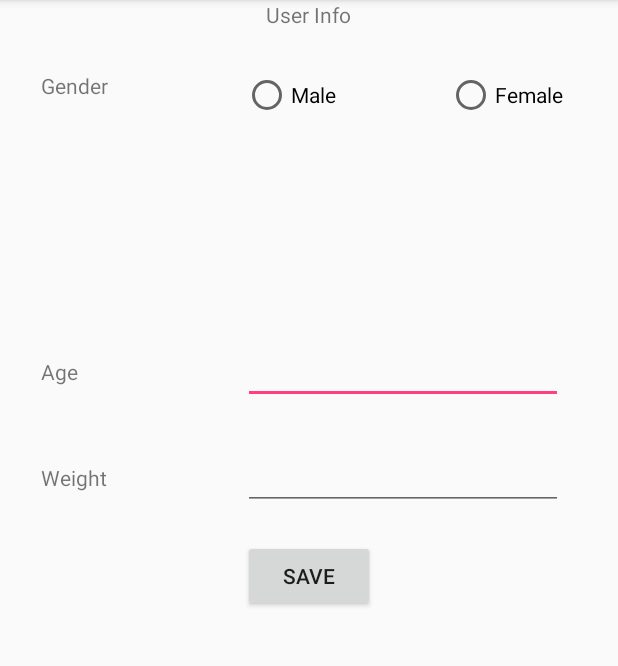
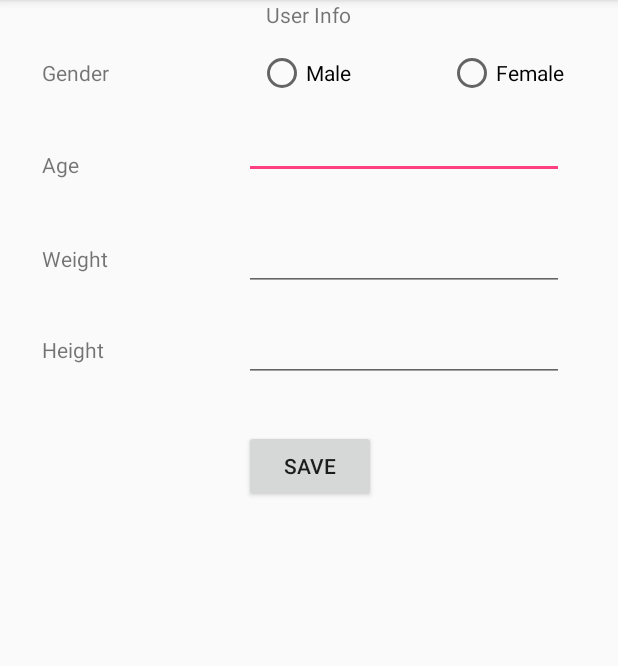
Before and after one commit to koffiyao/LetsGetFit-, an Android app: the UserInfoActivity screen opened directly, with no data from a screen before it, on a phone screen of 412 x 824 dp, the part 84-750 px from its top. Run offline under Robolectric (Android 15) with nearby library versions, the phone set to English and light mode, and no system bars.

Commit message:
Added height to User Info Page.

```diff
--- a/app/src/main/res/layout/activity_userinfo.xml
+++ b/app/src/main/res/layout/activity_userinfo.xml
@@ -18,81 +18,107 @@
         android:id="@+id/genderText"
         android:layout_width="wrap_content"
         android:layout_height="wrap_content"
-        android:text="Gender"
+        android:layout_alignParentLeft="true"
+        android:layout_alignParentStart="true"
         android:layout_below="@+id/userInfo"
-        android:layout_alignLeft="@+id/ageText"
-        android:layout_alignStart="@+id/ageText"
-        android:layout_marginTop="28dp" />
+        android:layout_marginLeft="28dp"
+        android:layout_marginStart="28dp"
+        android:layout_marginTop="19dp"
+        android:text="Gender" />
 
     <RadioButton
         android:id="@+id/maleButton"
         android:layout_width="wrap_content"
         android:layout_height="wrap_content"
-        android:text="Male"
-        android:layout_alignTop="@+id/genderText"
-        android:layout_alignLeft="@+id/age"
-        android:layout_alignStart="@+id/age" />
+        android:layout_alignBaseline="@+id/genderText"
+        android:layout_alignBottom="@+id/genderText"
+        android:layout_alignEnd="@+id/userInfo"
+        android:layout_alignRight="@+id/userInfo"
+        android:text="Male" />
 
     <RadioButton
         android:id="@+id/femaleButton"
         android:layout_width="wrap_content"
         android:layout_height="wrap_content"
-        android:text="Female"
         android:layout_alignBaseline="@+id/maleButton"
         android:layout_alignBottom="@+id/maleButton"
-        android:layout_alignRight="@+id/age"
-        android:layout_alignEnd="@+id/age" />
+        android:layout_alignParentEnd="true"
+        android:layout_alignParentRight="true"
+        android:layout_marginEnd="36dp"
+        android:layout_marginRight="36dp"
+        android:text="Female" />
 
     <TextView
         android:id="@+id/ageText"
         android:layout_width="wrap_content"
         android:layout_height="wrap_content"
-        android:text="Age"
-        android:layout_alignBaseline="@+id/age"
-        android:layout_alignBottom="@+id/age"
-        android:layout_alignLeft="@+id/weightText"
-        android:layout_alignStart="@+id/weightText" />
+        android:layout_alignLeft="@+id/genderText"
+        android:layout_alignStart="@+id/genderText"
+        android:layout_below="@+id/maleButton"
+        android:layout_marginTop="35dp"
+        android:text="Age" />
 
     <EditText
         android:id="@+id/age"
         android:layout_width="wrap_content"
         android:layout_height="wrap_content"
+        android:layout_alignBottom="@+id/ageText"
+        android:layout_alignEnd="@+id/femaleButton"
+        android:layout_alignRight="@+id/femaleButton"
         android:ems="10"
-        android:inputType="number"
-        android:layout_above="@+id/weight"
-        android:layout_alignLeft="@+id/weight"
-        android:layout_alignStart="@+id/weight"
-        android:layout_marginBottom="25dp" />
+        android:inputType="number" />
 
     <TextView
         android:id="@+id/weightText"
         android:layout_width="wrap_content"
         android:layout_height="wrap_content"
-        android:text="Weight"
-        android:layout_alignBaseline="@+id/weight"
-        android:layout_alignBottom="@+id/weight"
-        android:layout_alignParentLeft="true"
-        android:layout_alignParentStart="true"
-        android:layout_marginLeft="27dp"
-        android:layout_marginStart="27dp" />
+        android:layout_alignLeft="@+id/ageText"
+        android:layout_alignStart="@+id/ageText"
+        android:layout_below="@+id/age"
+        android:layout_marginTop="43dp"
+        android:text="Weight" />
 
     <EditText
         android:id="@+id/weight"
         android:layout_width="wrap_content"
         android:layout_height="wrap_content"
+        android:layout_alignBaseline="@+id/weightText"
+        android:layout_alignBottom="@+id/weightText"
+        android:layout_alignLeft="@+id/age"
+        android:layout_alignStart="@+id/age"
         android:ems="10"
-        android:inputType="number"
-        android:layout_above="@+id/saveButton"
-        android:layout_alignLeft="@+id/saveButton"
-        android:layout_alignStart="@+id/saveButton"
-        android:layout_marginBottom="20dp" />
+        android:inputType="number" />
+
+    <TextView
+        android:id="@+id/heightText"
+        android:layout_width="wrap_content"
+        android:layout_height="wrap_content"
+        android:layout_alignLeft="@+id/weightText"
+        android:layout_alignStart="@+id/weightText"
+        android:layout_below="@+id/weightText"
+        android:layout_marginTop="41dp"
+        android:text="Height" />
+
+    <EditText
+        android:id="@+id/height"
+        android:layout_width="wrap_content"
+        android:layout_height="wrap_content"
+        android:layout_alignBaseline="@+id/heightText"
+        android:layout_alignBottom="@+id/heightText"
+        android:layout_alignLeft="@+id/weight"
+        android:layout_alignStart="@+id/weight"
+        android:ems="10"
+        android:inputType="numberDecimal" />
 
     <Button
         android:id="@+id/saveButton"
         android:layout_width="wrap_content"
         android:layout_height="wrap_content"
-        android:text="Save"
-        android:layout_centerVertical="true"
+        android:layout_alignLeft="@+id/height"
+        android:layout_alignStart="@+id/height"
+        android:layout_below="@+id/height"
         android:layout_centerHorizontal="true"
-        android:onClick="saveInfo"/>
+        android:layout_marginTop="32dp"
+        android:text="Save" />
+
 </RelativeLayout>
```
